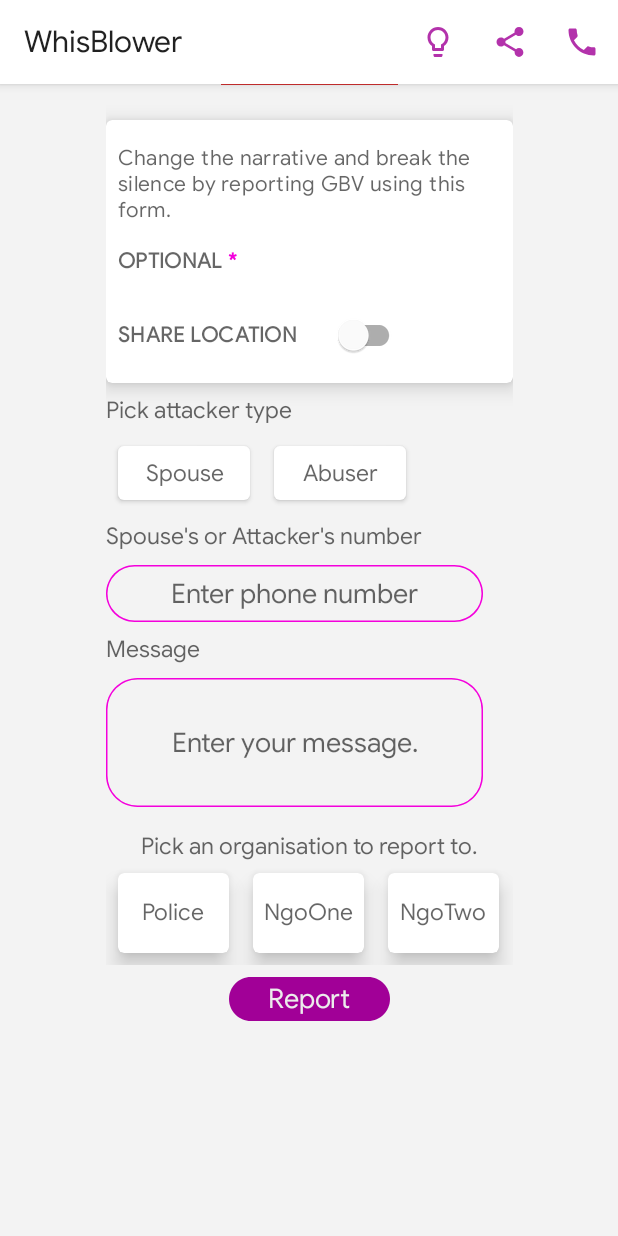
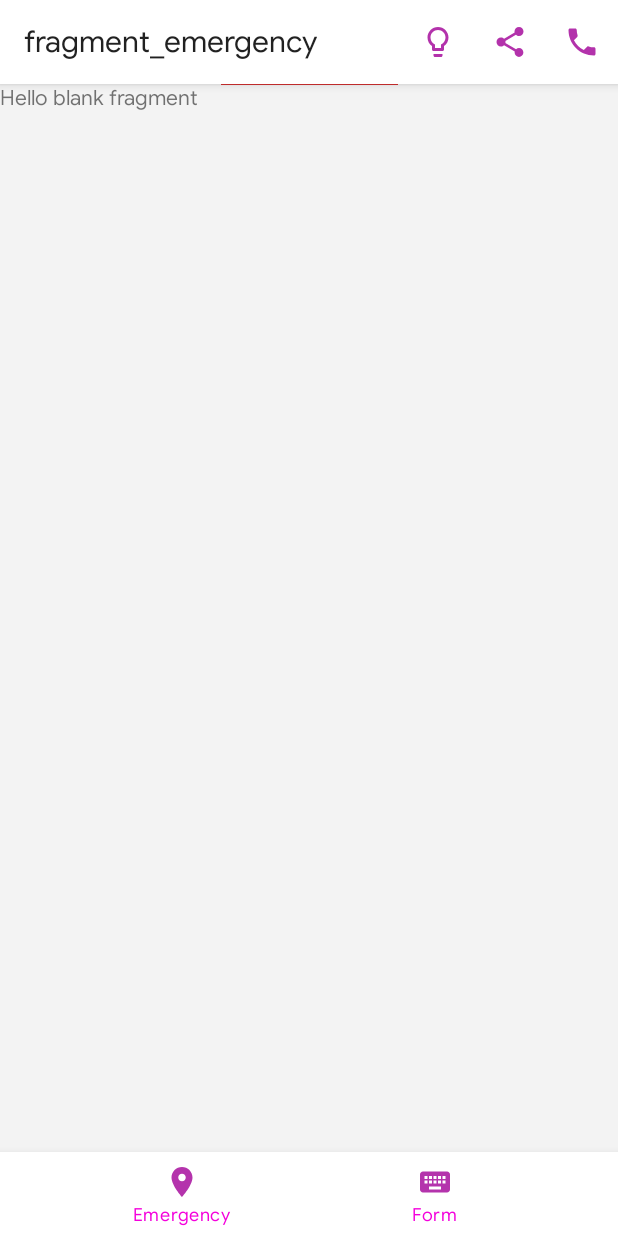
Before and after one commit to ma-za-kpe/WhisBlower, an Android app: the screen it shows after launch (MainActivity), on a phone screen of 412 x 824 dp. Run offline under Robolectric (Android 15) with nearby library versions, the phone set to English and light mode, and no system bars; our stand-ins replace Timber, data binding, navigation-ui; libraries missing offline, so code that uses them is left out: com.shreyaspatil; 4 statements that could not run were skipped.

Commit message:
add bottom navigation

```diff
--- a/app/src/main/AndroidManifest.xml
+++ b/app/src/main/AndroidManifest.xml
@@ -1,6 +1,6 @@
 <?xml version="1.0" encoding="utf-8"?>
 <manifest xmlns:android="http://schemas.android.com/apk/res/android"
-    package="com.maku.whisblower">
+    package="com.maku.whisblower" >
     <!--
          The ACCESS_COARSE/FINE_LOCATION permissions are not required to use
          Google Maps Android API v2, but you must specify either coarse or fine
@@ -28,7 +28,11 @@
         android:icon="@drawable/img1"
         android:label="@string/app_name"
         android:supportsRtl="true"
-        android:theme="@style/AppTheme">
+        android:theme="@style/AppTheme" >
+        <activity
+            android:name=".ui.fragments.delete.DeleteActivity"
+            android:label="@string/title_activity_delete" >
+        </activity>
         <!--
              The API key for Google Maps-based APIs is defined as a string resource.
              (See the file "res/values/google_maps_api.xml").
@@ -45,7 +49,7 @@
             android:name=".ui.activity.MainActivity"
             android:resizeableActivity="true"
             android:screenOrientation="fullSensor"
-            android:theme="@style/AppTheme.Splash">
+            android:theme="@style/AppTheme.Splash" >
             <intent-filter>
                 <action android:name="android.intent.action.MAIN" />
 
--- a/app/src/main/java/com/maku/whisblower/ui/activity/MainActivity.kt
+++ b/app/src/main/java/com/maku/whisblower/ui/activity/MainActivity.kt
@@ -75,13 +75,15 @@ class MainActivity : AppCompatActivity() {
             R.layout.activity_main
         )
 
-        mViewBinding.lifecycleOwner = this;
+        mViewBinding.lifecycleOwner = this
 
+        val navView: BottomNavigationView = findViewById(R.id.nav_view)
         val navController: NavController = Navigation.findNavController(this, R.id.nav_host_fragment)
 
         val appBarConfiguration = AppBarConfiguration(setOf(
-            R.id.mainFragment, R.id.mapsFragment))
+            R.id.mainFragment, R.id.mapsFragment, R.id.emergencyFragment))
         setupActionBarWithNavController(navController, appBarConfiguration)
+        navView.setupWithNavController(navController)
 
         //handle newtwork changes
         handleNetworkChanges()
--- /dev/null
+++ b/app/src/main/java/com/maku/whisblower/ui/fragments/EmergencyFragment.kt
@@ -0,0 +1,30 @@
+package com.maku.whisblower.ui.fragments
+
+import android.os.Bundle
+import androidx.fragment.app.Fragment
+import android.view.LayoutInflater
+import android.view.View
+import android.view.ViewGroup
+import com.maku.whisblower.R
+
+class EmergencyFragment : Fragment() {
+
+    override fun onCreateView(
+        inflater: LayoutInflater, container: ViewGroup?,
+        savedInstanceState: Bundle?
+    ): View? {
+        // Inflate the layout for this fragment
+        return inflater.inflate(R.layout.fragment_emergency, container, false)
+    }
+
+    companion object {
+
+        @JvmStatic
+        fun newInstance(param1: String, param2: String) =
+            EmergencyFragment().apply {
+                arguments = Bundle().apply {
+
+                }
+            }
+    }
+}
--- a/app/src/main/res/drawable-anydpi/ic_emergency.xml
+++ b/app/src/main/res/drawable-anydpi/ic_emergency.xml
@@ -3,9 +3,8 @@
     android:height="24dp"
     android:viewportWidth="24"
     android:viewportHeight="24"
-    android:tint="#000000"
     android:alpha="0.8">
     <path
-        android:fillColor="#FF000000"
+        android:fillColor="@color/bulbColor"
         android:pathData="M12,2C8.13,2 5,5.13 5,9c0,5.25 7,13 7,13s7,-7.75 7,-13c0,-3.87 -3.13,-7 -7,-7zM12,11.5c-1.38,0 -2.5,-1.12 -2.5,-2.5s1.12,-2.5 2.5,-2.5 2.5,1.12 2.5,2.5 -1.12,2.5 -2.5,2.5z"/>
 </vector>
--- /dev/null
+++ b/app/src/main/res/drawable-anydpi/ic_form.xml
@@ -0,0 +1,10 @@
+<vector xmlns:android="http://schemas.android.com/apk/res/android"
+    android:width="24dp"
+    android:height="24dp"
+    android:viewportWidth="24"
+    android:viewportHeight="24"
+    android:alpha="0.8">
+  <path
+      android:fillColor="@color/bulbColor"
+      android:pathData="M20,5L4,5c-1.1,0 -1.99,0.9 -1.99,2L2,17c0,1.1 0.9,2 2,2h16c1.1,0 2,-0.9 2,-2L22,7c0,-1.1 -0.9,-2 -2,-2zM11,8h2v2h-2L11,8zM11,11h2v2h-2v-2zM8,8h2v2L8,10L8,8zM8,11h2v2L8,13v-2zM7,13L5,13v-2h2v2zM7,10L5,10L5,8h2v2zM16,17L8,17v-2h8v2zM16,13h-2v-2h2v2zM16,10h-2L14,8h2v2zM19,13h-2v-2h2v2zM19,10h-2L17,8h2v2z"/>
+</vector>
--- a/app/src/main/res/layout/activity_main.xml
+++ b/app/src/main/res/layout/activity_main.xml
@@ -34,12 +34,24 @@
                 android:id="@+id/nav_host_fragment"
                 android:name="androidx.navigation.fragment.NavHostFragment"
                 android:layout_width="match_parent"
-                android:layout_height="match_parent"
+                android:layout_height="0dp"
                 app:defaultNavHost="true"
+                app:layout_constraintBottom_toTopOf="@+id/nav_view"
                 app:layout_constraintLeft_toLeftOf="parent"
                 app:layout_constraintRight_toRightOf="parent"
                 app:layout_constraintTop_toTopOf="parent"
                 app:navGraph="@navigation/mobile_navigation" />
 
+            <com.google.android.material.bottomnavigation.BottomNavigationView
+                android:id="@+id/nav_view"
+                android:layout_width="0dp"
+                style="@style/ThemeOverlay.App.BottomNavigationView"
+                android:layout_height="wrap_content"
+                app:layout_constraintBottom_toBottomOf="parent"
+                app:layout_constraintLeft_toLeftOf="parent"
+                app:layout_constraintRight_toRightOf="parent"
+                app:layout_constraintVertical_bias="1.0"
+                app:menu="@menu/bottom_nav_menu" />
+
         </androidx.constraintlayout.widget.ConstraintLayout>
 </layout>
--- /dev/null
+++ b/app/src/main/res/layout/fragment_emergency.xml
@@ -0,0 +1,21 @@
+<?xml version="1.0" encoding="utf-8"?>
+<layout xmlns:android="http://schemas.android.com/apk/res/android"
+    xmlns:tools="http://schemas.android.com/tools">
+
+    <data>
+
+    </data>
+
+    <FrameLayout
+        android:layout_width="match_parent"
+        android:layout_height="match_parent"
+        tools:context=".ui.fragments.EmergencyFragment">
+
+        <!-- TODO: Update blank fragment layout -->
+        <TextView
+            android:layout_width="match_parent"
+            android:layout_height="match_parent"
+            android:text="@string/hello_blank_fragment" />
+
+    </FrameLayout>
+</layout>
--- a/app/src/main/res/menu/bottom_nav_menu.xml
+++ b/app/src/main/res/menu/bottom_nav_menu.xml
@@ -2,13 +2,13 @@
 <menu xmlns:android="http://schemas.android.com/apk/res/android">
 
     <item
+        android:id="@+id/emergencyFragment"
+        android:icon="@drawable/ic_emergency"
+        android:title="@string/title_emergency" />
+
+    <item
         android:id="@+id/mainFragment"
-        android:icon="@drawable/ic_home_black_24dp"
+        android:icon="@drawable/ic_form"
         android:title="@string/title_home" />
 
-    <item
-        android:id="@+id/mapsFragment"
-        android:icon="@drawable/ic_map"
-        android:title="@string/title_map" />
-
 </menu>
--- a/app/src/main/res/navigation/mobile_navigation.xml
+++ b/app/src/main/res/navigation/mobile_navigation.xml
@@ -3,7 +3,7 @@
     xmlns:app="http://schemas.android.com/apk/res-auto"
     xmlns:tools="http://schemas.android.com/tools"
     android:id="@+id/mobile_navigation"
-    app:startDestination="@+id/mainFragment">
+    app:startDestination="@+id/emergencyFragment">
 
     <fragment
         tools:layout="@layout/main_fragment"
@@ -15,4 +15,9 @@
         android:name="com.maku.whisblower.ui.fragments.map.MapsFragment"
         android:label="Victim Map"
         tools:layout="@layout/fragment_maps" />
+    <fragment
+        android:id="@+id/emergencyFragment"
+        android:name="com.maku.whisblower.ui.fragments.EmergencyFragment"
+        android:label="fragment_emergency"
+        tools:layout="@layout/fragment_emergency" />
 </navigation>
--- a/app/src/main/res/values-night/colors.xml
+++ b/app/src/main/res/values-night/colors.xml
@@ -1,6 +1,9 @@
 <?xml version="1.0" encoding="utf-8"?>
 <resources>
-    <color name="colorPrimary">#303030</color>
+    <color name="colorPrimary">#5A5A5A</color>
+    <color name="colorPrimaryDark">@android:color/black</color>
+    <color name="colorAccent">#F400DC</color>
+
     <color name="windowBackground">#212121</color>
     <color name="statusBarColor">#000000</color>
 
@@ -9,12 +12,13 @@
     <color name="share">@android:color/white</color>
     <color name="call">@android:color/white</color>
 
-
     <color name="post_background">#0DFFFFFF</color>
-
     <color name="imageBackgroundTint">#E91E63</color>
     <color name="icons_pink">#F400DC</color>
 
-    <color name="btmnav">#F400DC</color>
+    <color name="colorStatusConnected">#43A047</color>
+    <color name="colorStatusNotConnected">#D32F2F</color>
+
+    <color name="btmnav">#FFFFFF</color>
 
 </resources>
--- a/app/src/main/res/values/colors.xml
+++ b/app/src/main/res/values/colors.xml
@@ -2,24 +2,24 @@
 <resources>
 
     <color name="colorPrimary">@android:color/white</color>
-    <color name="colorPrimaryDark">@android:color/black</color>
+    <color name="colorPrimaryDark">#A10097</color>
+    <color name="colorAccent">#F400DC</color>
+
     <color name="windowBackground">#F3F3F3</color>
-    <color name="colorAccent">#F400DC</color>
     <color name="statusBarColor">#A10097</color>
 
     <color name="textColor">@android:color/black</color>
     <color name="bulbColor">#A10097</color>
     <color name="share">#A10097</color>
     <color name="call">#A10097</color>
+
     <color name="post_background">@android:color/white</color>
-
     <color name="imageBackgroundTint">#C3C3C3</color>
+    <color name="icons_pink">#F400DC</color>
 
     <color name="colorStatusConnected">#43A047</color>
     <color name="colorStatusNotConnected">#D32F2F</color>
-    <color name="icons_pink">#F400DC</color>
 
-    <color name="btmnav">#000000</color>
-
+    <color name="btmnav">#F400DC</color>
 
 </resources>
--- a/app/src/main/res/values/strings.xml
+++ b/app/src/main/res/values/strings.xml
@@ -46,8 +46,9 @@
     <string name="no_location_text">No current location</string>
     <string name="share_location">SHARE LOCATION</string>
     <string name="title_activity_major">MajorActivity</string>
-    <string name="title_home">Home</string>
+    <string name="title_home">Form</string>
     <string name="title_map">Map</string>
+    <string name="title_emergency">Emergency</string>
     <string name="title_notifications">Notifications</string>
     <string name="title_activity_bottom">MainActivity</string>
     <string name="title_activity_v">MainActivity</string>
@@ -59,4 +60,7 @@
 
     <string name="hello_first_fragment">Hello first fragment</string>
     <string name="hello_second_fragment">Hello second fragment. Arg: %1$s</string>
+    <!-- TODO: Remove or change this placeholder text -->
+    <string name="hello_blank_fragment">Hello blank fragment</string>
+    <string name="title_activity_delete">MainActivity</string>
 </resources>
--- a/app/src/main/res/values/styles.xml
+++ b/app/src/main/res/values/styles.xml
@@ -13,7 +13,7 @@
         <item name="android:windowLightStatusBar" tools:targetApi="m">@bool/windowLightStatusBar
         </item>
 
-        <item name="bottomNavigationStyle">@style/Widget.MaterialComponents.BottomNavigationView.Colored</item>
+<!--        <item name="bottomNavigationStyle">@style/Widget.MaterialComponents.BottomNavigationView.Colored</item>-->
 
         <item name="actionBarStyle">@style/Widget.MaterialComponents.ActionBar.Primary</item>
 
@@ -39,6 +39,8 @@
     <style name="ThemeOverlay.App.BottomNavigationView" parent="AppTheme">
         <item name="colorPrimary">@color/bulbColor</item>
         <item name="colorOnPrimary">@color/bulbColor</item>
+        <item name="itemIconTint">@color/bulbColor</item>
+        <item name="itemRippleColor">@color/bulbColor</item>
         <item name="itemTextColor">@color/btmnav</item>
     </style>
 
--- a/build.gradle
+++ b/build.gradle
@@ -8,7 +8,7 @@ buildscript {
 
     }
     dependencies {
-        classpath 'com.android.tools.build:gradle:4.1.0-rc01'
+        classpath 'com.android.tools.build:gradle:4.1.0'
         classpath 'org.jetbrains.kotlin:kotlin-gradle-plugin:1.3.72'
         classpath 'android.arch.navigation:navigation-safe-args-gradle-plugin:1.0.0'
 
```
Also changed, not shown: app/src/main/res/drawable-hdpi/ic_form.png (added), app/src/main/res/drawable-mdpi/ic_form.png (added), app/src/main/res/drawable-xhdpi/ic_form.png (added), app/src/main/res/drawable-xxhdpi/ic_form.png (added).
